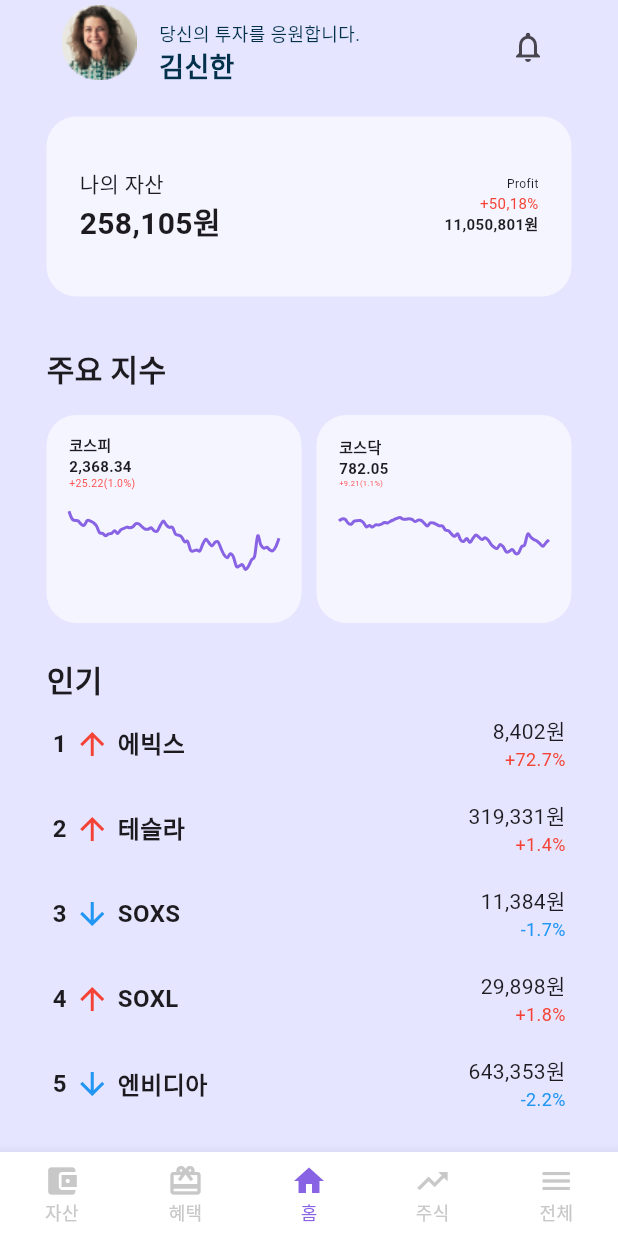
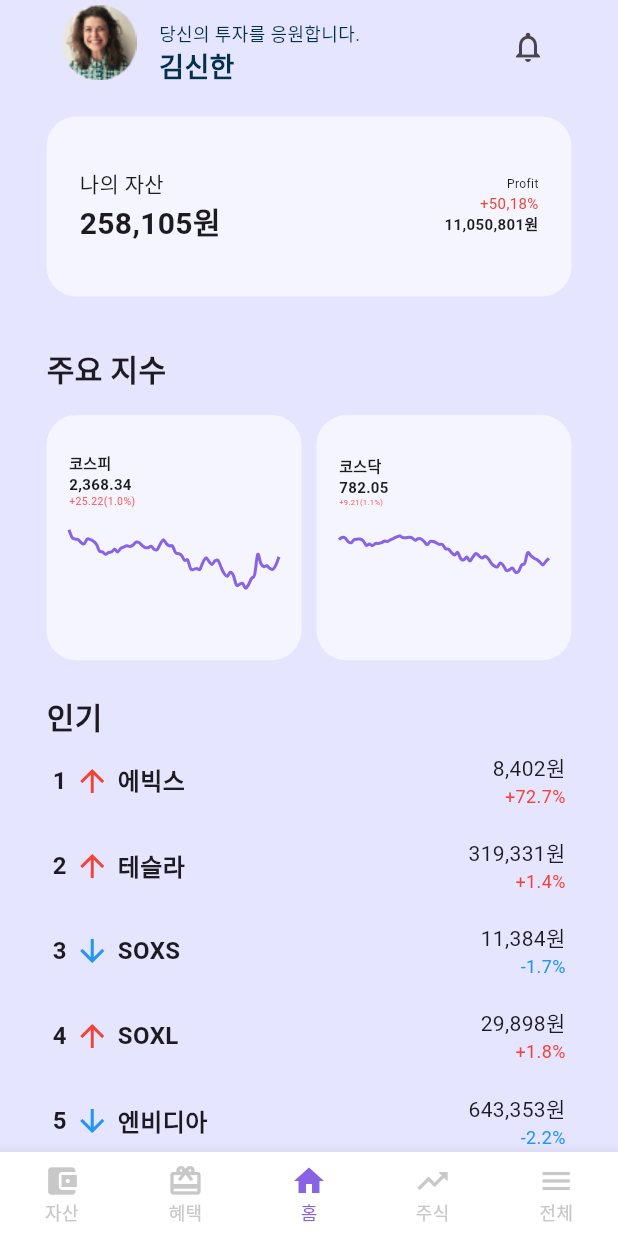
Before and after one commit to ShinhansecMobile/Shinhansec-Intern-App, a Flutter app: the screen it shows after launch, scrolled down 56 dp, on a phone screen of 412 x 824 dp. Run offline on Flutter 3.47's test engine with Material 2 defaults, Android fonts, the phone set to English and light mode, and no system bars; drawn by our look-alikes of fl_chart.

Commit message:
[Update] major indices chart

```diff
--- a/lib/screens/home.dart
+++ b/lib/screens/home.dart
@@ -40,7 +40,7 @@ class _HomeState extends State<Home> {
             // 주요 지수 Widget
             Container (
               width: deviceWidth,
-              height: deviceHeight * 0.28,
+              height: deviceHeight * 0.31,
               child: MajorIndices(),
             ),
 
```
